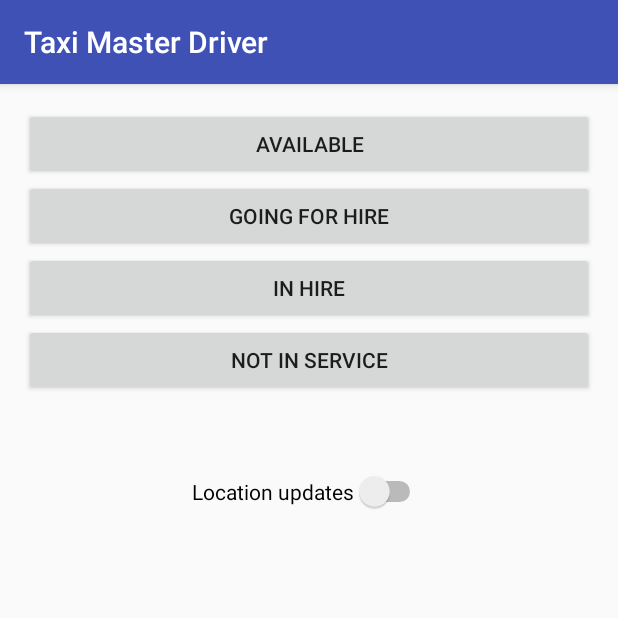
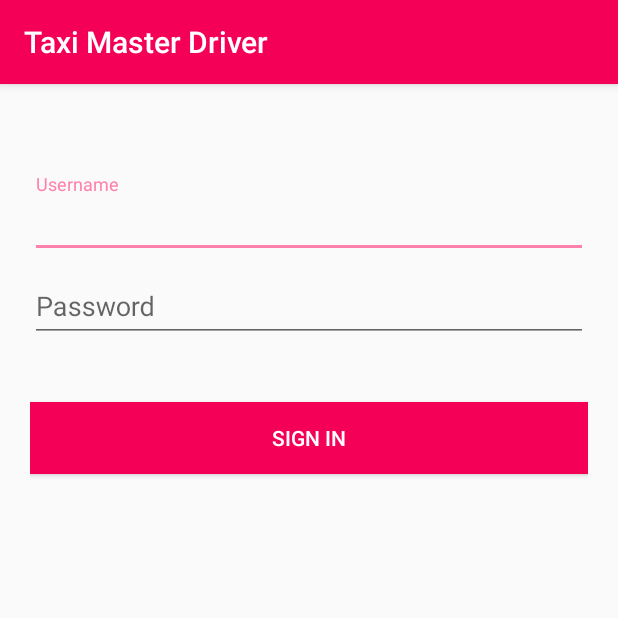
Before and after one commit to dulajra/TaxiMasterDriver, an Android app: the screen it shows after launch (DriverStateActivity before the commit, LoginActivity after it), on a phone screen of 412 x 824 dp, the top half of it. Run offline under Robolectric (Android 15) with nearby library versions, the phone set to English and light mode, and no system bars.

Commit message:
Sign in complete

```diff
--- a/app/build.gradle
+++ b/app/build.gradle
@@ -25,4 +25,5 @@ dependencies {
     compile 'com.android.support:appcompat-v7:23.2.0'
     compile 'com.google.code.gson:gson:2.6.2'
     compile 'com.google.android.gms:play-services:8.4.0'
+    compile 'com.android.support:design:23.2.0'
 }
--- /dev/null
+++ b/app/src/main/java/com/innocept/taximasterdriver/presenter/LoginPresenter.java
@@ -0,0 +1,68 @@
+package com.innocept.taximasterdriver.presenter;
+
+import android.os.AsyncTask;
+import android.support.annotation.IntegerRes;
+
+import com.innocept.taximasterdriver.ApplicationPreferences;
+import com.innocept.taximasterdriver.model.Communicator;
+import com.innocept.taximasterdriver.model.foundation.Driver;
+import com.innocept.taximasterdriver.ui.activity.DriverStateActivity;
+import com.innocept.taximasterdriver.ui.activity.LoginActivity;
+
+/**
+ * Created by Dulaj on 16-Apr-16.
+ */
+public class LoginPresenter {
+
+    private static LoginPresenter instance = null;
+    private LoginActivity view;
+
+    private LoginPresenter() {
+    }
+
+    public static LoginPresenter getInstance(){
+        if(instance==null){
+            instance = new LoginPresenter();
+        }
+        return instance;
+    }
+
+    public void setView(LoginActivity view) {
+        this.view = view;
+    }
+
+    public void signIn(final String username, final String password){
+        new AsyncTask<Void, Void, Integer>(){
+
+            @Override
+            protected void onPreExecute() {
+                super.onPreExecute();
+            }
+
+            @Override
+            protected Integer doInBackground(Void... params) {
+                Communicator communicator = new Communicator();
+                int resultCode = communicator.login(username, password);
+                return resultCode;
+            }
+
+            @Override
+            protected void onPostExecute(Integer resultCode) {
+                super.onPostExecute(resultCode);
+                switch (resultCode){
+                    case 0:
+                        view.onSignInSuccess();
+                        break;
+                    case 1:
+                        view.onSignInFailed("Incorrect password");
+                        break;
+                    case 2:
+                        view.onSignInFailed("Username not exists");
+                        break;
+                    default:
+                        view.onSignInFailed("Something went wrong. Try again!");
+                }
+            }
+        }.execute();
+    }
+}
--- /dev/null
+++ b/app/src/main/java/com/innocept/taximasterdriver/ui/activity/LoginActivity.java
@@ -0,0 +1,157 @@
+package com.innocept.taximasterdriver.ui.activity;
+
+import android.content.Intent;
+import android.os.Bundle;
+import android.support.annotation.Nullable;
+import android.support.design.widget.CoordinatorLayout;
+import android.support.design.widget.Snackbar;
+import android.support.design.widget.TextInputLayout;
+import android.support.v7.app.AppCompatActivity;
+import android.support.v7.widget.Toolbar;
+import android.text.Editable;
+import android.text.TextWatcher;
+import android.view.View;
+import android.view.WindowManager;
+import android.widget.Button;
+import android.widget.EditText;
+import android.widget.ProgressBar;
+
+import com.innocept.taximasterdriver.R;
+import com.innocept.taximasterdriver.model.foundation.Driver;
+import com.innocept.taximasterdriver.presenter.DriverStatePresenter;
+import com.innocept.taximasterdriver.presenter.LoginPresenter;
+
+/**
+ * Created by Dulaj on 16-Apr-16.
+ */
+public class LoginActivity extends AppCompatActivity {
+
+    LoginPresenter loginPresenter;;
+
+    private Toolbar toolbar;
+    private EditText inputUserName, inputPassword;
+    private TextInputLayout inputLayoutUserName, inputLayoutPassword;
+    private Button btnSignIn;
+    CoordinatorLayout coordinatorLayoutParent;
+    ProgressBar progressBar;
+
+    @Override
+    protected void onCreate(Bundle savedInstanceState) {
+        super.onCreate(savedInstanceState);
+        setContentView(R.layout.activity_login);
+
+        if (loginPresenter == null) {
+            loginPresenter = LoginPresenter.getInstance();
+        }
+        loginPresenter.setView(this);
+
+        toolbar = (Toolbar) findViewById(R.id.toolbar);
+        setSupportActionBar(toolbar);
+
+        inputLayoutUserName = (TextInputLayout) findViewById(R.id.input_layout_username);
+        inputLayoutPassword = (TextInputLayout) findViewById(R.id.input_layout_username);
+        inputUserName = (EditText) findViewById(R.id.input_username);
+        inputPassword = (EditText) findViewById(R.id.input_password);
+        btnSignIn = (Button) findViewById(R.id.btn_sign_in);
+        coordinatorLayoutParent = (CoordinatorLayout)findViewById(R.id.coordinator_parent);
+        progressBar = (ProgressBar) findViewById(R.id.progressbar_sign_in);
+
+        inputUserName.addTextChangedListener(new MyTextWatcher(inputUserName));
+        inputPassword.addTextChangedListener(new MyTextWatcher(inputPassword));
+
+        btnSignIn.setOnClickListener(new View.OnClickListener() {
+            @Override
+            public void onClick(View view) {
+                submitForm();
+            }
+        });
+    }
+
+    /**
+     * Validating form
+     */
+    private void submitForm() {
+        if (!validateName()) {
+            return;
+        }
+
+        if (!validatePassword()) {
+            return;
+        }
+
+//        Call sign in logic here
+        signIn();
+    }
+
+    private boolean validateName() {
+        if (inputUserName.getText().toString().trim().isEmpty()) {
+            inputLayoutUserName.setError(getString(R.string.err_msg_username));
+            requestFocus(inputUserName);
+            return false;
+        } else {
+            inputLayoutUserName.setErrorEnabled(false);
+        }
+
+        return true;
+    }
+
+    private boolean validatePassword() {
+        if (inputPassword.getText().toString().trim().isEmpty()) {
+            inputLayoutPassword.setError(getString(R.string.err_msg_password));
+            requestFocus(inputPassword);
+            return false;
+        } else {
+            inputLayoutPassword.setErrorEnabled(false);
+        }
+
+        return true;
+    }
+
+    private void requestFocus(View view) {
+        if (view.requestFocus()) {
+            getWindow().setSoftInputMode(WindowManager.LayoutParams.SOFT_INPUT_STATE_ALWAYS_VISIBLE);
+        }
+    }
+
+    private class MyTextWatcher implements TextWatcher {
+
+        private View view;
+
+        private MyTextWatcher(View view) {
+            this.view = view;
+        }
+
+        public void beforeTextChanged(CharSequence charSequence, int i, int i1, int i2) {
+        }
+
+        public void onTextChanged(CharSequence charSequence, int i, int i1, int i2) {
+        }
+
+        public void afterTextChanged(Editable editable) {
+            switch (view.getId()) {
+                case R.id.input_username:
+                    validateName();
+                    break;
+                case R.id.input_password:
+                    validatePassword();
+                    break;
+            }
+        }
+    }
+
+    public void signIn(){
+        progressBar.setVisibility(View.VISIBLE);
+        loginPresenter.signIn(inputUserName.getText().toString().trim(), inputPassword.getText().toString().trim());
+    }
+
+    public void onSignInSuccess(){
+        progressBar.setVisibility(View.GONE);
+        startActivity(new Intent(LoginActivity.this, DriverStateActivity.class));
+    }
+
+
+    public void onSignInFailed(String error){
+        progressBar.setVisibility(View.GONE);
+        Snackbar.make(coordinatorLayoutParent, error, Snackbar.LENGTH_LONG).show();
+    }
+}
--- /dev/null
+++ b/app/src/main/java/com/innocept/taximasterdriver/ui/activity/SplashActivity.java
@@ -0,0 +1,42 @@
+package com.innocept.taximasterdriver.ui.activity;
+
+import android.content.Intent;
+import android.os.Bundle;
+import android.support.v7.app.AppCompatActivity;
+
+import java.util.Timer;
+import java.util.TimerTask;
+
+import com.innocept.taximasterdriver.ApplicationPreferences;
+import com.innocept.taximasterdriver.R;
+/**
+ * Created by Dulaj on 16-Apr-16.
+ */
+public class SplashActivity extends AppCompatActivity {
+
+    Timer timer;
+
+    @Override
+    protected void onCreate(Bundle savedInstanceState) {
+        super.onCreate(savedInstanceState);
+        setContentView(R.layout.activity_splash);
+        timer = new Timer();
+
+        TimerTask timerTask = new TimerTask() {
+            @Override
+            public void run() {
+                Intent intent;
+                if(ApplicationPreferences.getDriver()!=null){
+                    intent = new Intent(SplashActivity.this, DriverStateActivity.class);
+                }
+                else{
+                    intent = new Intent(SplashActivity.this, LoginActivity.class);
+                }
+                startActivity(intent);
+                finish();
+            }
+        };
+
+        timer.schedule(timerTask, 2000);
+    }
+}
--- a/app/src/main/res/layout/activity_driver_state.xml
+++ b/app/src/main/res/layout/activity_driver_state.xml
@@ -8,7 +8,7 @@
     android:paddingLeft="@dimen/activity_horizontal_margin"
     android:paddingRight="@dimen/activity_horizontal_margin"
     android:paddingTop="@dimen/activity_vertical_margin"
-    tools:context=".ui.activities.DriverStateActivity">
+    tools:context=".ui.activity.DriverStateActivity">
 
     <Button
         android:id="@+id/button_state_available"
--- /dev/null
+++ b/app/src/main/res/layout/activity_login.xml
@@ -0,0 +1,76 @@
+<android.support.design.widget.CoordinatorLayout xmlns:android="http://schemas.android.com/apk/res/android"
+    xmlns:app="http://schemas.android.com/apk/res-auto"
+    android:layout_width="match_parent"
+    android:layout_height="match_parent"
+    android:id="@+id/coordinator_parent">
+
+    <android.support.design.widget.AppBarLayout
+        android:layout_width="match_parent"
+        android:layout_height="wrap_content"
+        android:theme="@style/ThemeOverlay.AppCompat.Dark.ActionBar">
+
+        <android.support.v7.widget.Toolbar
+            android:id="@+id/toolbar"
+            android:layout_width="match_parent"
+            android:layout_height="?attr/actionBarSize"
+            android:background="?attr/colorPrimary"
+            app:layout_scrollFlags="scroll|enterAlways"
+            app:popupTheme="@style/ThemeOverlay.AppCompat.Light" />
+    </android.support.design.widget.AppBarLayout>
+
+    <LinearLayout
+        android:layout_width="fill_parent"
+        android:layout_height="match_parent"
+        android:layout_marginTop="?attr/actionBarSize"
+        android:orientation="vertical"
+        android:paddingLeft="20dp"
+        android:paddingRight="20dp"
+        android:paddingTop="60dp">
+
+        <android.support.design.widget.TextInputLayout
+            android:id="@+id/input_layout_username"
+            android:layout_width="match_parent"
+            android:layout_height="wrap_content">
+
+            <EditText
+                android:id="@+id/input_username"
+                android:layout_width="match_parent"
+                android:layout_height="wrap_content"
+                android:singleLine="true"
+                android:hint="@string/hint_username" />
+
+        </android.support.design.widget.TextInputLayout>
+
+        <android.support.design.widget.TextInputLayout
+            android:id="@+id/input_layout_password"
+            android:layout_width="match_parent"
+            android:layout_height="wrap_content">
+
+            <EditText
+                android:id="@+id/input_password"
+                android:layout_width="match_parent"
+                android:layout_height="wrap_content"
+                android:inputType="textPassword"
+                android:hint="@string/hint_password" />
+
+        </android.support.design.widget.TextInputLayout>
+
+        <Button android:id="@+id/btn_sign_in"
+            android:layout_width="fill_parent"
+            android:layout_height="wrap_content"
+            android:text="@string/btn_sign_in"
+            android:background="@color/colorPrimary"
+            android:layout_marginTop="40dp"
+            android:textColor="@android:color/white"/>
+
+        <ProgressBar
+            android:id="@+id/progressbar_sign_in"
+            android:layout_width="wrap_content"
+            android:layout_height="wrap_content"
+            android:visibility="gone"
+            android:layout_marginTop="40dp"
+            android:layout_gravity="center_horizontal"/>
+
+    </LinearLayout>
+
+</android.support.design.widget.CoordinatorLayout>
--- /dev/null
+++ b/app/src/main/res/values-v21/styles.xml
@@ -0,0 +1,11 @@
+<resources>
+
+    <style name="MyMaterialTheme" parent="MyMaterialTheme.Base">
+        <item name="android:windowContentTransitions">true</item>
+        <item name="android:windowAllowEnterTransitionOverlap">true</item>
+        <item name="android:windowAllowReturnTransitionOverlap">true</item>
+        <item name="android:windowSharedElementEnterTransition">@android:transition/move</item>
+        <item name="android:windowSharedElementExitTransition">@android:transition/move</item>
+    </style>
+
+</resources>
--- a/app/src/main/res/values/colors.xml
+++ b/app/src/main/res/values/colors.xml
@@ -1,6 +1,9 @@
 <?xml version="1.0" encoding="utf-8"?>
 <resources>
-    <color name="colorPrimary">#3F51B5</color>
-    <color name="colorPrimaryDark">#303F9F</color>
-    <color name="colorAccent">#FF4081</color>
+    <color name="colorPrimary">#F50057</color>
+    <color name="colorPrimaryDark">#C51162</color>
+    <color name="textColorPrimary">#FFFFFF</color>
+    <color name="windowBackground">#FFFFFF</color>
+    <color name="navigationBarColor">#000000</color>
+    <color name="colorAccent">#FF80AB</color>
 </resources>
--- a/app/src/main/res/values/strings.xml
+++ b/app/src/main/res/values/strings.xml
@@ -1,5 +1,13 @@
 <resources>
     <string name="app_name">Taxi Master Driver</string>
+    <string name="action_settings">Settings</string>
 
     <string name="message_driver_update_failed">Something went wrong. Try again!</string>
+
+    <string name="hint_username">Username</string>
+    <string name="hint_password">Password</string>
+    <string name="btn_sign_in">Sign In</string>
+
+    <string name="err_msg_username">Username cannot be empty</string>
+    <string name="err_msg_password">Password cannot be empty</string>
 </resources>
--- a/app/src/main/res/values/styles.xml
+++ b/app/src/main/res/values/styles.xml
@@ -1,8 +1,12 @@
 <resources>
 
-    <!-- Base application theme. -->
-    <style name="AppTheme" parent="Theme.AppCompat.Light.DarkActionBar">
-        <!-- Customize your theme here. -->
+    <style name="MyMaterialTheme" parent="MyMaterialTheme.Base">
+
+    </style>
+
+    <style name="MyMaterialTheme.Base" parent="Theme.AppCompat.Light.DarkActionBar">
+        <item name="windowNoTitle">true</item>
+        <item name="windowActionBar">false</item>
         <item name="colorPrimary">@color/colorPrimary</item>
         <item name="colorPrimaryDark">@color/colorPrimaryDark</item>
         <item name="colorAccent">@color/colorAccent</item>
```
Also changed, not shown: app/src/main/AndroidManifest.xml (+5 -2 lines), app/src/main/java/com/innocept/taximasterdriver/ApplicationPreferences.java (+29 -2 lines), app/src/main/java/com/innocept/taximasterdriver/model/Communicator.java (+44 -5 lines), app/src/main/java/com/innocept/taximasterdriver/model/foundation/Driver.java (added, +64 -0 lines), app/src/main/java/com/innocept/taximasterdriver/presenter/DriverStatePresenter.java (+7 -7 lines), app/src/main/java/com/innocept/taximasterdriver/ui/activity/DriverStateActivity.java (renamed from app/src/main/java/com/innocept/taximasterdriver/ui/activities/DriverStateActivity.java, +51 -1 lines), app/src/main/res/layout/activity_splash.xml (added, +13 -0 lines), app/src/main/res/layout/toolbar.xml (added, +10 -0 lines), app/src/main/res/drawable-hdpi/ic_splash.png (added).
